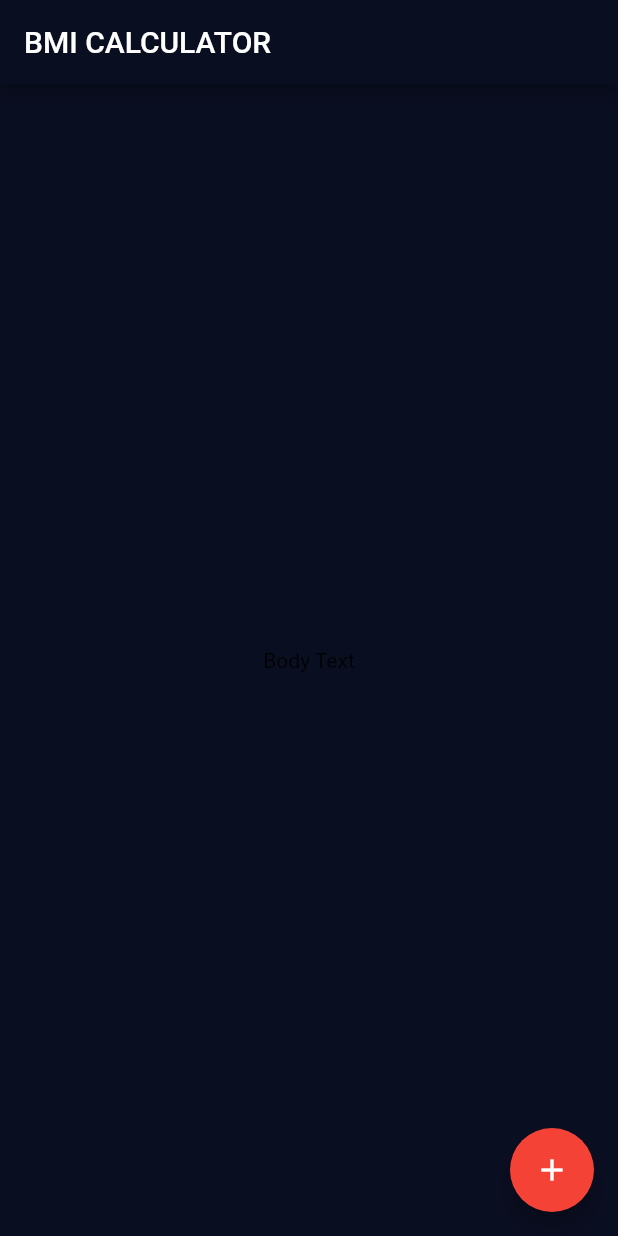
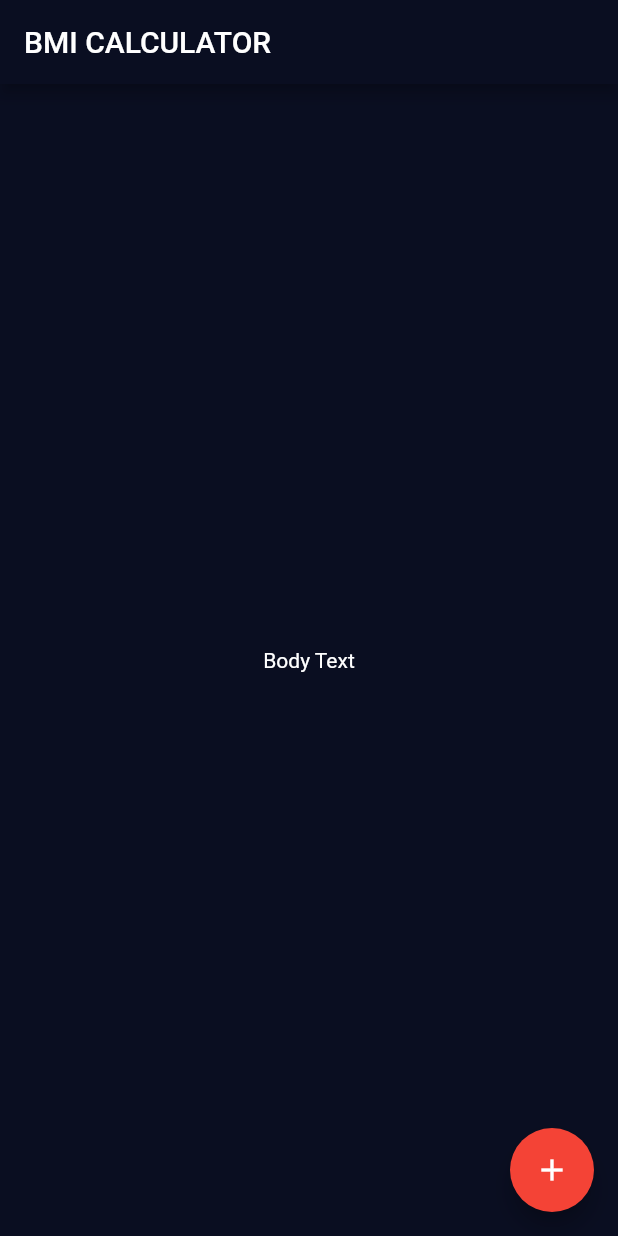
Before and after one commit to timoknapp/flutter-bootcamp, a Flutter app: the screen it shows after launch, on a phone screen of 412 x 824 dp. Run offline on Flutter 3.47's test engine with Material 2 defaults, Android fonts, the phone set to English and light mode, and no system bars; our stand-ins replace audioplayers, rflutter_alert.

Commit message:
[UPDATE] changed textStyle to readable

```diff
--- a/chapter_8/bmi-calculator-flutter/lib/main.dart
+++ b/chapter_8/bmi-calculator-flutter/lib/main.dart
@@ -11,6 +11,7 @@ class BMICalculator extends StatelessWidget {
       theme: ThemeData(
         primaryColor: Color(0xFF0A0E21),
         scaffoldBackgroundColor: Color(0xFF0A0E21),
+        textTheme: TextTheme(body1: TextStyle(color: Color(0xFFFFFFFF))),
         accentColor: Colors.red,
       ),
     );
```
